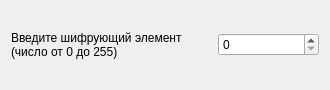
The window that seed.ui (ngenuine/simple-subject-table) describes before a commit, drawn with Qt 5.
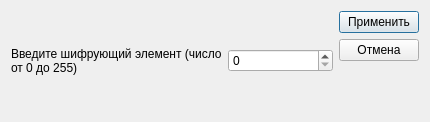
The same window after the commit.

Diff of the .ui file:
```diff
--- a/seed.ui
+++ b/seed.ui
@@ -6,8 +6,8 @@
    <rect>
     <x>0</x>
     <y>0</y>
-    <width>330</width>
-    <height>90</height>
+    <width>430</width>
+    <height>122</height>
    </rect>
   </property>
   <property name="sizePolicy">
@@ -19,7 +19,7 @@
   <property name="windowTitle">
    <string>Dialog</string>
   </property>
-  <layout class="QVBoxLayout" name="verticalLayout">
+  <layout class="QHBoxLayout" name="horizontalLayout_2">
    <item>
     <layout class="QHBoxLayout" name="horizontalLayout" stretch="2,1">
      <item>
@@ -41,6 +41,37 @@
      </item>
     </layout>
    </item>
+   <item>
+    <layout class="QVBoxLayout" name="verticalLayout">
+     <item>
+      <widget class="QPushButton" name="acceptBtn">
+       <property name="text">
+        <string>Применить</string>
+       </property>
+      </widget>
+     </item>
+     <item>
+      <widget class="QPushButton" name="rejectBtn">
+       <property name="text">
+        <string>Отмена</string>
+       </property>
+      </widget>
+     </item>
+     <item>
+      <spacer name="verticalSpacer">
+       <property name="orientation">
+        <enum>Qt::Vertical</enum>
+       </property>
+       <property name="sizeHint" stdset="0">
+        <size>
+         <width>20</width>
+         <height>40</height>
+        </size>
+       </property>
+      </spacer>
+     </item>
+    </layout>
+   </item>
   </layout>
  </widget>
  <resources/>
```
